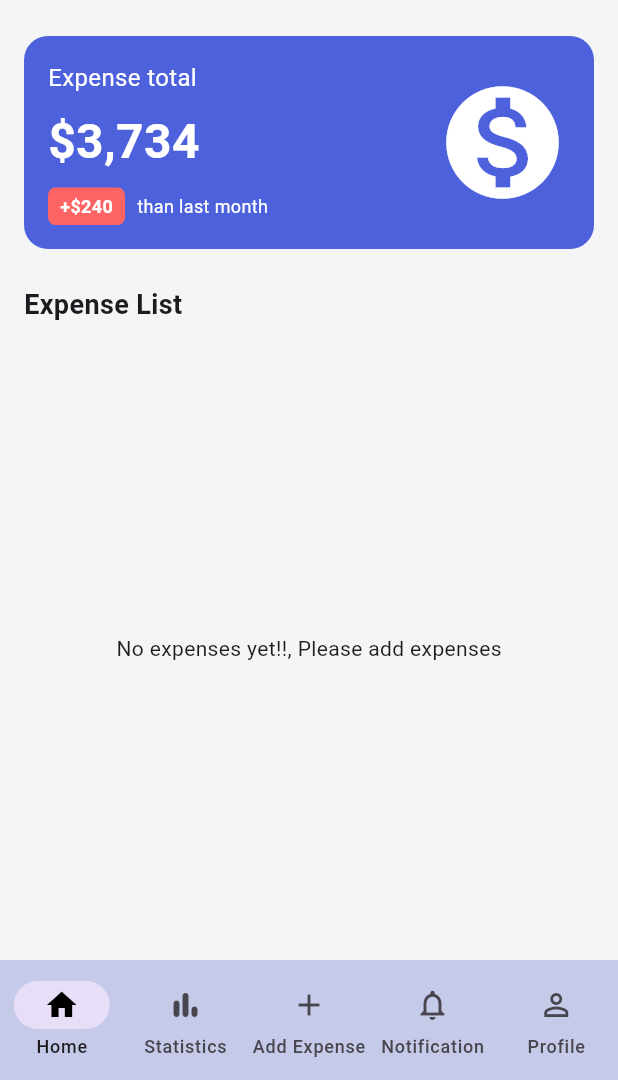
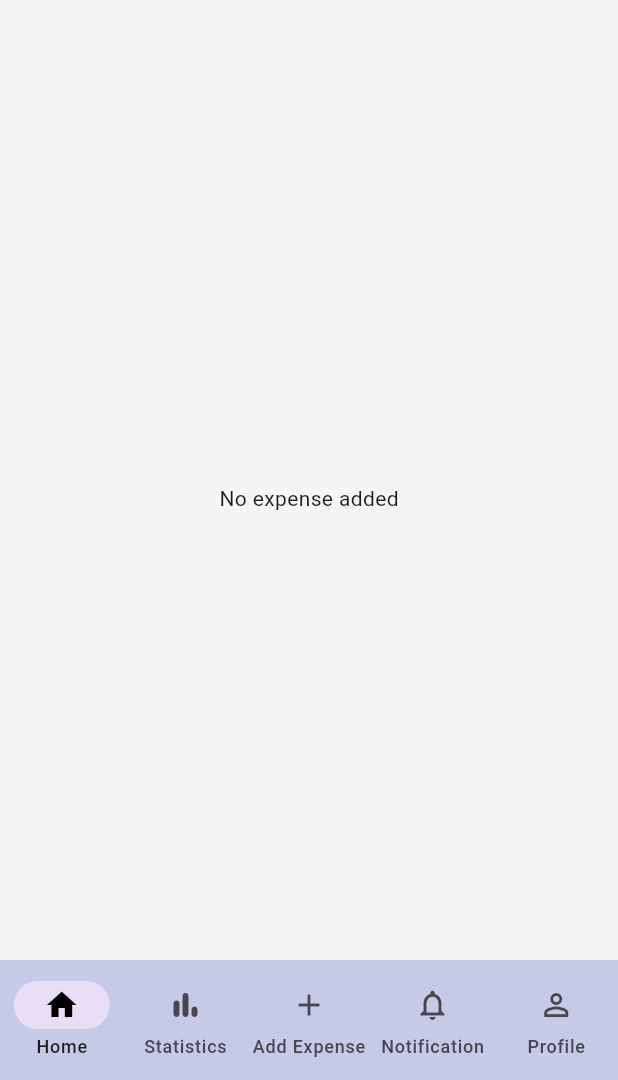
Before and after one commit to Nishan202/expense_tracker_2, a Flutter app: the BottomNavigation screen opened directly, on a phone screen of 412 x 824 dp, the part 156-1236 px from its top. Run offline on Flutter 3.47's test engine with Material 3 defaults, Android fonts, the phone set to English and light mode, and no system bars; our stand-ins replace flutter_bloc, shared_preferences, sqflite; missing offline and left inert: d_chart; accounts and stored records are empty.

Commit message:
Total Balance logic added Expense amount color change logic added Less than 0 amount -  sign is before $ is fixed

```diff
--- a/lib/data/database/db_helper.dart
+++ b/lib/data/database/db_helper.dart
@@ -136,17 +136,16 @@ class DBHelper {
   Future<bool> addExpense ({required ExpenseDataModel newExpense}) async {
     var db = await getDB();
 
-    int rowsEffected = await db.insert(EXPENSE_TABLE, newExpense.toMap());
+    int rowsEffected = await db.insert(EXPENSE_TABLE, newExpense.toMap(),);
     return rowsEffected > 0;
   }
 
   // Fetch data from database
   Future<List<ExpenseDataModel>> fetchAllExpenses() async {
     var db = await getDB();
-    // var sprefer = await SharedPreferences.getInstance();
-    // int uID = sprefer.getInt('UID') ?? 0;
-    // List<Map<String, dynamic>> mData = await db.query(EXPENSE_TABLE, where: "$COLUMN_FK_USER_ID = ?", whereArgs: [uID]);
-    List<Map<String, dynamic>> mData = await db.query(EXPENSE_TABLE, orderBy: "$COLUMN_EXPENSE_DATE DESC");
+    var sprefer = await SharedPreferences.getInstance();
+    int uID = sprefer.getInt('UID') ?? 0;
+    List<Map<String, dynamic>> mData = await db.query(EXPENSE_TABLE, orderBy: "$COLUMN_EXPENSE_DATE DESC", where: "$COLUMN_USER_ID = ?", whereArgs: [uID]);
     List<ExpenseDataModel> expenses = [];
     for(int i=0; i<mData.length; i++){
       ExpenseDataModel dataModel = ExpenseDataModel.fromMap(mData[i]);
--- a/lib/data/state_management/expense/expense_bloc.dart
+++ b/lib/data/state_management/expense/expense_bloc.dart
@@ -5,6 +5,7 @@ import 'package:expense_tracker_2/data/state_management/expense/expense_event_bl
 import 'package:expense_tracker_2/data/state_management/expense/expense_state_bloc.dart';
 import 'package:flutter_bloc/flutter_bloc.dart';
 import 'package:intl/intl.dart';
+import 'package:shared_preferences/shared_preferences.dart';
 
 class ExpenseBloc extends Bloc<ExpenseEventBloc, ExpenseStateBloc> {
   DBHelper dbHelper;
@@ -21,6 +22,15 @@ class ExpenseBloc extends Bloc<ExpenseEventBloc, ExpenseStateBloc> {
       emit(ExpenseLoadingState());
       List<ExpenseDataModel> allExpenses = await dbHelper.fetchAllExpenses();
 
+      // Store Last balance in preferences
+      SharedPreferences prefs = await SharedPreferences.getInstance();
+      // prefs.setDouble('lastBalance', allExpenses.last.balance);
+      if(allExpenses.isNotEmpty){
+        prefs.setDouble('lastBalance', allExpenses.last.balance);
+      }else{
+        prefs.setDouble('lastBalance', 0.0);
+      }
+
       if(event.filterType == 0){
         df = DateFormat.yMMMd();
       } else if (event.filterType == 1) {
@@ -28,7 +38,7 @@ class ExpenseBloc extends Bloc<ExpenseEventBloc, ExpenseStateBloc> {
       } else if (event.filterType == 2) {
         df = DateFormat.y();
       }
-      emit(ExpenseFilterLoadedState(mFilteredExpense: filterExpense(allExpenses)));
+      emit(ExpenseFilterLoadedState(mFilteredExpense: filterExpense(allExpenses), bal: allExpenses.isNotEmpty ? allExpenses.last.balance : 0.0));
     });
 
     on<AddExpenseData>((event, emit) async {
@@ -36,8 +46,11 @@ class ExpenseBloc extends Bloc<ExpenseEventBloc, ExpenseStateBloc> {
       bool check = await dbHelper.addExpense(newExpense: event.expenses);
       if (check) {
         List<ExpenseDataModel> allExpenses = await dbHelper.fetchAllExpenses();
-        emit(ExpenseLoadedState(expModel: allExpenses));
-        emit(ExpenseFilterLoadedState(mFilteredExpense: filterExpense(allExpenses)));
+        // Store Last balance in preferences
+        SharedPreferences prefs = await SharedPreferences.getInstance();
+        prefs.setDouble('lastBalance', allExpenses.last.balance);
+        // emit(ExpenseLoadedState(expModel: allExpenses));
+        emit(ExpenseFilterLoadedState(mFilteredExpense: filterExpense(allExpenses), bal: allExpenses.isNotEmpty ? allExpenses.last.balance : 0.0));
       } else {
         emit(ExpenseErrorState(errorMessage: "Expense not added"));
       }
--- a/lib/data/state_management/expense/expense_state_bloc.dart
+++ b/lib/data/state_management/expense/expense_state_bloc.dart
@@ -12,7 +12,8 @@ final class ExpenseLoadedState extends ExpenseStateBloc{
 
 final class ExpenseFilterLoadedState extends ExpenseStateBloc{
   List<ExpenseFilterModel> mFilteredExpense;
-  ExpenseFilterLoadedState({required this.mFilteredExpense});
+  num bal;
+  ExpenseFilterLoadedState({required this.mFilteredExpense, required this.bal});
 }
 
 final class ExpenseErrorState extends ExpenseStateBloc{
--- /dev/null
+++ b/lib/data/state_management/navigation/navigation_provider.dart
@@ -0,0 +1,13 @@
+import 'package:flutter/material.dart';
+
+class NavigationProvider extends ChangeNotifier{
+  int _index = 0;
+
+  // events
+  int get navIndex => _index;
+
+  set navIndex(int index){
+    _index = index;
+    notifyListeners();
+  }
+}
--- a/lib/main.dart
+++ b/lib/main.dart
@@ -1,9 +1,12 @@
 import 'package:expense_tracker_2/data/database/db_helper.dart';
 import 'package:expense_tracker_2/data/state_management/auth/signup_bloc.dart';
 import 'package:expense_tracker_2/data/state_management/expense/expense_bloc.dart';
+import 'package:expense_tracker_2/data/state_management/navigation/navigation_provider.dart';
 import 'package:expense_tracker_2/domain/app_routes.dart';
 import 'package:flutter/material.dart';
 import 'package:flutter_bloc/flutter_bloc.dart';
+import 'package:path/path.dart';
+import 'package:provider/provider.dart';
 
 void main() {
   // This is single bloc provider
@@ -13,6 +16,7 @@ void main() {
   runApp(MultiBlocProvider(providers: [
     BlocProvider(create: (context) => SignupBloc(dbHelper: DBHelper.getInstense())),
     BlocProvider(create: (context) => ExpenseBloc(dbHelper: DBHelper.getInstense())),
+    ChangeNotifierProvider(create: (context) => NavigationProvider()),
   ], child: const MyApp()));
 }
 
--- a/lib/ui/screens/home_screen.dart
+++ b/lib/ui/screens/home_screen.dart
@@ -12,6 +12,7 @@ import 'package:flutter/material.dart';
 import 'package:expense_tracker_2/domain/asset_management.dart';
 import 'package:flutter_bloc/flutter_bloc.dart';
 import 'package:intl/intl.dart';
+import 'package:shared_preferences/shared_preferences.dart';
 
 class HomeScreen extends StatefulWidget {
   const HomeScreen({super.key});
@@ -26,56 +27,11 @@ class _HomeScreenState extends State<HomeScreen> {
   List<ExpenseFilterModel> filteredExpenses = [];
   DateFormat df = DateFormat.yMMMd();
 
-/*
-// Filter data date wise
-  void filterExpenseDatewise({required List<ExpenseDataModel> expenses}){
-  // when this function will call then first clear previous data from the list
-  filteredExpenses.clear();
-
-  // filter unique date
-  List<String> uniqueDates = [];
-  for(ExpenseDataModel eachExp in expenses){
-    String eachDate = df.format(DateTime.fromMillisecondsSinceEpoch(int.parse(eachExp.date)));
-    if(!uniqueDates.contains(eachDate)){
-      uniqueDates.add(eachDate);
-    }
-  }
-
-  print(uniqueDates);
-
-  // check each date expenses
-  for(String eachDate in uniqueDates){
-    num balance = 0.0;
-    List<ExpenseDataModel> eachDateExp = []; // will add each date expense in this list
-    for(ExpenseDataModel eachExp in expenses){
-      String eachExpDate = df.format(DateTime.fromMillisecondsSinceEpoch(int.parse(eachExp.date)));
-      if(eachExpDate == eachDate){
-        eachDateExp.add(eachExp);
-
-        if(eachExp.expenseType == 'Debit'){
-          balance = balance - eachExp.amount;
-        } else{
-          balance = balance + eachExp.amount;
-        }
-      }
-    }
-
-    print('each date : $eachDate');
-    print('balance : $balance');
-    print('items : ${eachDateExp.length}');
-
-    filteredExpenses.add(ExpenseFilterModel(expenseType: eachDate, balance: balance, allExpense: eachDateExp,));
-  }
-}
-
-*/
-
   @override
   void initState() {
     super.initState();
     context.read<ExpenseBloc>().add(FetchFilteredExpenses(filterType: 0));
   }
-
 
   @override
   Widget build(BuildContext context) {
@@ -112,8 +68,7 @@ class _HomeScreenState extends State<HomeScreen> {
             ],
           ),
         ),
-      body: BlocBuilder<SignupBloc, SignupStateBloc>(builder: (ctx, state){
-        List<UserDataModel> allData = state.uModel;
+        body: BlocBuilder<SignupBloc, SignupStateBloc>(builder: (ctx, state) {
           return Padding(
             padding: EdgeInsets.symmetric(horizontal: 16),
             child: Column(
@@ -159,22 +114,24 @@ class _HomeScreenState extends State<HomeScreen> {
                     DropdownButton<String>(
                       value: selectedFilter,
                       onChanged: (String? newValue) {
-                    int selectedType=0;
-                    if(newValue=="Date wise"){
-                      selectedType=0;
-                    } else if(newValue=="Month wise"){
-                      selectedType=1;
-                    } else if(newValue=="Year wise") {
-                      selectedType=2;
+                        int selectedType = 0;
+                        if (newValue == "Date wise") {
+                          selectedType = 0;
+                        } else if (newValue == "Month wise") {
+                          selectedType = 1;
+                        } else if (newValue == "Year wise") {
+                          selectedType = 2;
                         } else {
-                      selectedType=3;
+                          selectedType = 3;
                         }
-                    context.read<ExpenseBloc>().add(FetchFilteredExpenses(filterType: selectedType));
+                        context.read<ExpenseBloc>().add(
+                            FetchFilteredExpenses(filterType: selectedType));
                         setState(() {
                           selectedFilter = newValue!;
                         });
                       },
-                  items: <String>["Date wise", "Month wise", "Year wise"].map<DropdownMenuItem<String>>((String value) {
+                      items: <String>["Date wise", "Month wise", "Year wise"]
+                          .map<DropdownMenuItem<String>>((String value) {
                         return DropdownMenuItem<String>(
                           value: value,
                           child: Text(value),
@@ -201,6 +158,26 @@ class _HomeScreenState extends State<HomeScreen> {
                 ),
 
                 // Expense Summary Card
+                Expanded(
+                  child: BlocBuilder<ExpenseBloc, ExpenseStateBloc>(
+                      builder: (ctx, state) {
+                    if (state is ExpenseLoadingState) {
+                      return Center(
+                        child: CircularProgressIndicator(),
+                      );
+                    }
+
+                    if (state is ExpenseErrorState) {
+                      return Center(
+                        child: Text(state.errorMessage),
+                      );
+                    }
+                    if (state is ExpenseFilterLoadedState) {
+                      List<ExpenseFilterModel> allExpenses =
+                          state.mFilteredExpense;
+                      return allExpenses.isNotEmpty
+                          ? Column(
+                              children: [
                                 Container(
                                   padding: EdgeInsets.all(16),
                                   decoration: BoxDecoration(
@@ -208,10 +185,12 @@ class _HomeScreenState extends State<HomeScreen> {
                                     borderRadius: BorderRadius.circular(16),
                                   ),
                                   child: Row(
-                mainAxisAlignment: MainAxisAlignment.spaceBetween,
+                                    mainAxisAlignment:
+                                        MainAxisAlignment.spaceBetween,
                                     children: [
                                       Column(
-                    crossAxisAlignment: CrossAxisAlignment.start,
+                                        crossAxisAlignment:
+                                            CrossAxisAlignment.start,
                                         children: [
                                           Text(
                                             'Expense total',
@@ -222,7 +201,9 @@ class _HomeScreenState extends State<HomeScreen> {
                                           ),
                                           SizedBox(height: 8),
                                           Text(
-                        '\$3,734',
+                                            state.bal >= 0
+                                                ? '\$${state.bal}'
+                                                : "- \$${state.bal * -1}",
                                             style: TextStyle(
                                               color: Colors.white,
                                               fontSize: 32,
@@ -230,34 +211,35 @@ class _HomeScreenState extends State<HomeScreen> {
                                             ),
                                           ),
                                           SizedBox(height: 8),
-                      Row(
-                        children: [
-                          Container(
-                            padding: EdgeInsets.symmetric(
-                                horizontal: 8, vertical: 4),
-                            decoration: BoxDecoration(
-                              color: Color(0xFFFF6464),
-                              borderRadius: BorderRadius.circular(5),
-                            ),
-                            child: Text(
-                              '+\$240',
-                              style: TextStyle(
-                                color: Colors.white,
-                                fontSize: 12,
-                                fontWeight: FontWeight.bold,
-                              ),
-                            ),
-                          ),
-                          SizedBox(width: 8),
-                          Text(
-                            'than last month',
-                            style: TextStyle(
-                              color: Colors.white,
-                              fontSize: 12,
-                            ),
-                          ),
-                        ],
-                      ),
+                                          // Row(
+                                          //   children: [
+                                          //     Container(
+                                          //       padding: EdgeInsets.symmetric(
+                                          //           horizontal: 8, vertical: 4),
+                                          //       decoration: BoxDecoration(
+                                          //         color: Color(0xFFFF6464),
+                                          //         borderRadius:
+                                          //             BorderRadius.circular(5),
+                                          //       ),
+                                          //       child: Text(
+                                          //         '+\$240',
+                                          //         style: TextStyle(
+                                          //           color: Colors.white,
+                                          //           fontSize: 12,
+                                          //           fontWeight: FontWeight.bold,
+                                          //         ),
+                                          //       ),
+                                          //     ),
+                                          //     SizedBox(width: 8),
+                                          //     Text(
+                                          //       'than last month',
+                                          //       style: TextStyle(
+                                          //         color: Colors.white,
+                                          //         fontSize: 12,
+                                          //       ),
+                                          //     ),
+                                          //   ],
+                                          // ),
                                         ],
                                       ),
                                       Icon(
@@ -271,40 +253,43 @@ class _HomeScreenState extends State<HomeScreen> {
                                 const SizedBox(
                                   height: 24,
                                 ),
-            Text(
+                                Align(
+                                  alignment: Alignment.topLeft,
+                                  child: Text(
                                     'Expense List',
                                     style: TextStyle(
                                       fontSize: 18,
                                       fontWeight: FontWeight.bold,
                                     ),
                                   ),
+                                ),
                                 const SizedBox(height: 8),
                                 Expanded(
-              child: BlocBuilder<ExpenseBloc, ExpenseStateBloc>(builder: (ctx, state){
-                if(state is  ExpenseLoadingState){
-                  return Center(child: CircularProgressIndicator(),);
+                                    child: ListView.builder(
+                                        itemCount: allExpenses.length,
+                                        itemBuilder: (_, index) {
+                                          return ExpenseItem(
+                                              date: allExpenses[index]
+                                                  .expenseType,
+                                              totalAmount:
+                                                  allExpenses[index].balance,
+                                              expenseItemDetails:
+                                                  allExpenses[index]
+                                                      .allExpense);
+                                          // }) : const Center(child: Text('No expenses yet!!, Please add expenses'),);
+                                        }))
+                              ],
+                            )
+                          : Center(
+                              child: Text('No expense added'),
+                            );
                     }
-
-                if(state is ExpenseErrorState){
-                  return Center(child: Text(state.errorMessage),);
-                }
-
-                if(state is ExpenseFilterLoadedState){
-                  // filterExpenseDatewise(expenses: state.expModel);
-                  List<ExpenseFilterModel> allExpenses = state.mFilteredExpense;
-                  return allExpenses.isNotEmpty ? ListView.builder(itemCount: allExpenses.length, itemBuilder: (_ , index){
-                    // final expense = allExpenses[index];
-                    return ExpenseItem(date: allExpenses[index].expenseType, totalAmount: allExpenses[index].balance, expenseItemDetails: allExpenses[index].allExpense);
-                  }) : const Center(child: Text('No expenses yet!!, Please add expenses'),);
-                }
-                // If above if condition are fails then we execute empty container
                     return Container();
                   }),
                 ),
               ],
             ),
           );
-      })
-    );
+        }));
   }
 }
--- a/lib/ui/widgets/bottom_navigation.dart
+++ b/lib/ui/widgets/bottom_navigation.dart
@@ -1,9 +1,11 @@
+import 'package:expense_tracker_2/data/state_management/navigation/navigation_provider.dart';
 import 'package:expense_tracker_2/ui/screens/add_expense_screen.dart';
 import 'package:expense_tracker_2/ui/screens/home_screen.dart';
 import 'package:expense_tracker_2/ui/screens/notification_screen.dart';
 import 'package:expense_tracker_2/ui/screens/profile_screen.dart';
 import 'package:expense_tracker_2/ui/screens/statistics_screen.dart';
 import 'package:flutter/material.dart';
+import 'package:provider/provider.dart';
 
 class BottomNavigation extends StatefulWidget {
   const BottomNavigation({super.key});
@@ -13,7 +15,7 @@ class BottomNavigation extends StatefulWidget {
 }
 
 class _BottomNavigationState extends State<BottomNavigation> {
-  int currentPageIndex = 0;
+  // int currentPageIndex = 0;
   List<Widget> navPages = [
     HomeScreen(),
     StatisticsScreen(),
@@ -21,10 +23,18 @@ class _BottomNavigationState extends State<BottomNavigation> {
     NotificationScreen(),
     ProfileScreen()
   ];
+
+  // List<Map<String, dynamic>> navPages = [
+  //   {
+
+  //   }
+  // ];
   @override
   Widget build(BuildContext context) {
+    return Consumer<NavigationProvider>(
+      builder: (_ , provider, __){
         return Scaffold(
-      body: navPages[currentPageIndex],
+        body: navPages[provider.navIndex],
         bottomNavigationBar: NavigationBar(
           destinations: [
             NavigationDestination(
@@ -52,15 +62,23 @@ class _BottomNavigationState extends State<BottomNavigation> {
               label: 'Profile',
             ),
           ],
-        selectedIndex: currentPageIndex,
+          selectedIndex: provider.navIndex,
           backgroundColor: Colors.indigo[100],
           // shadowColor: Colors.cyanAccent,
-        onDestinationSelected: (value){
+          // onDestinationSelected: (value){
+          //   setState(() {
+          //     currentPageIndex = value;
+          //   });
+          // },
+          onDestinationSelected: (index){
             setState(() {
-            currentPageIndex = value;
+              provider.navIndex = index;
             });
           },
+
         ),
       );
       }
+    );
   }
+}
--- a/lib/ui/widgets/expense_item.dart
+++ b/lib/ui/widgets/expense_item.dart
@@ -4,7 +4,6 @@ import 'package:expense_tracker_2/ui/widgets/expense_details.dart';
 import 'package:flutter/material.dart';
 
 class ExpenseItem extends StatelessWidget {
-  // List<Map<String, dynamic>> expenseItemDetails;
   List<ExpenseDataModel> expenseItemDetails;
   String date;
   num totalAmount;
@@ -38,7 +37,7 @@ class ExpenseItem extends StatelessWidget {
                   ),
                 ),
                 Text(
-                  '\$$totalAmount',
+                  totalAmount >= 0 ? '\$$totalAmount' : '- \$${totalAmount *-1}',
                   style: TextStyle(
                     fontWeight: FontWeight.bold,
                     fontSize: 16,
@@ -65,6 +64,7 @@ class ExpenseItem extends StatelessWidget {
                     // color: expenseItemDetails[index]['color'],
                     title: expenseItemDetails[index].title,
                     description: expenseItemDetails[index].description,
+                    color: expenseItemDetails[index].expenseType == 'Debit' ? Colors.red[400] : Colors.green[400],
                     amount: expenseItemDetails[index].amount);
               },
             )
--- a/pubspec.yaml
+++ b/pubspec.yaml
@@ -43,6 +43,7 @@ dependencies:
   intl: ^0.20.2
   d_chart: ^2.10.2
   flutter_launcher_icons: ^0.14.3
+  provider: ^6.1.2
 
 dev_dependencies:
   flutter_test:
```
Also changed, not shown: lib/ui/screens/add_expense_screen.dart (+12 -2 lines), lib/ui/widgets/expense_details.dart (+7 -3 lines), pubspec.lock. Lines whose indentation alone changed are shown as unchanged.
